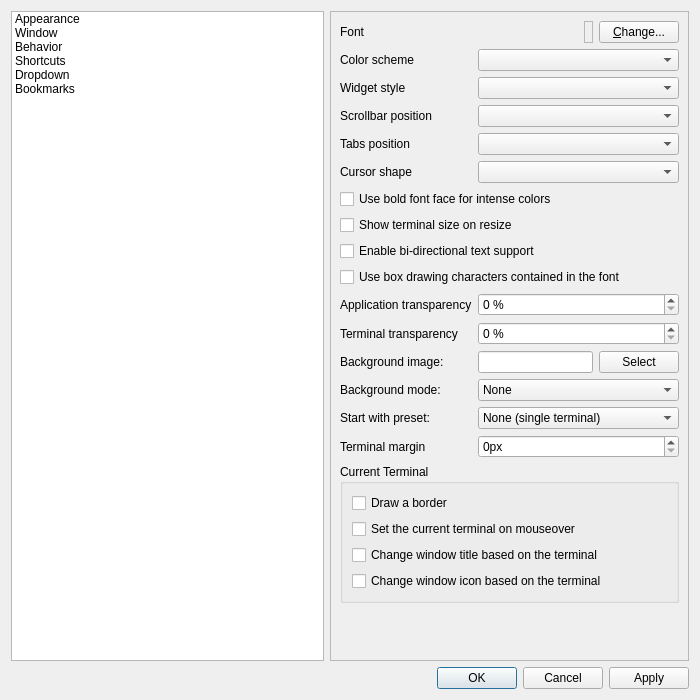
Qt form src/forms/propertiesdialog.ui (lxqt/qterminal) before a commit.
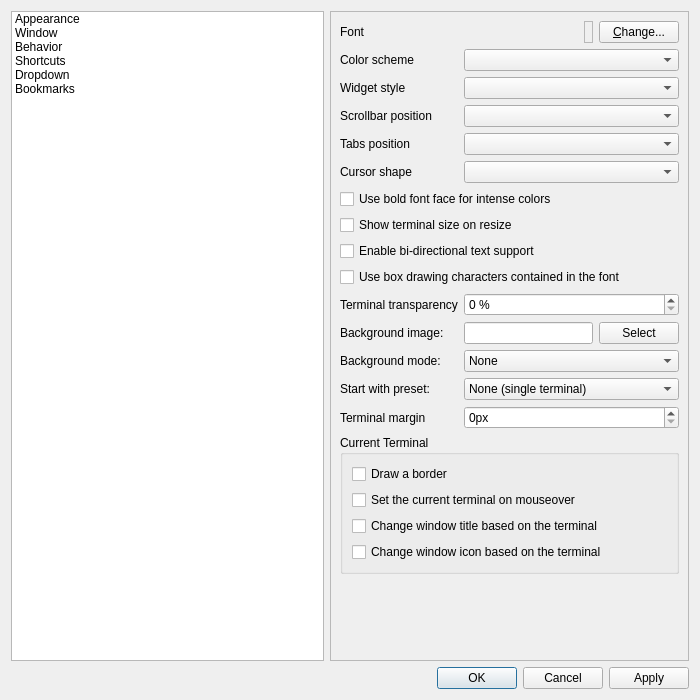
The same form after that commit. Icons and pictures are not drawn.

Commit message:
Removed app transparency (#1209)
At least for three reasons:
 1. App transparency isn't for normal windows — it may be used with "desktop widgets" like analog clocks, and even in those cases, it isn't a reliable way of having transparency;
 2. We have terminal transparency; and
 3. App transparency is only for X11, which, ironically, does not support transparency without a compositor.

Closes https://github.com/lxqt/qterminal/issues/1192

Diff of the .ui file:
```diff
--- a/src/forms/propertiesdialog.ui
+++ b/src/forms/propertiesdialog.ui
@@ -275,32 +275,6 @@
             </widget>
            </item>
            <item row="11" column="0">
-            <widget class="QLabel" name="appTransparencyLabel">
-             <property name="text">
-              <string>Application transparency</string>
-             </property>
-             <property name="buddy">
-              <cstring>appTransparencyBox</cstring>
-             </property>
-            </widget>
-           </item>
-           <item row="11" column="1">
-            <widget class="QSpinBox" name="appTransparencyBox">
-             <property name="suffix">
-              <string> %</string>
-             </property>
-             <property name="minimum">
-              <number>0</number>
-             </property>
-             <property name="maximum">
-              <number>99</number>
-             </property>
-             <property name="value">
-              <number>0</number>
-             </property>
-            </widget>
-           </item>
-           <item row="12" column="0">
             <widget class="QLabel" name="label">
              <property name="text">
               <string>Terminal transparency</string>
@@ -310,7 +284,7 @@
              </property>
             </widget>
            </item>
-           <item row="12" column="1">
+           <item row="11" column="1">
             <widget class="QSpinBox" name="termTransparencyBox">
              <property name="suffix">
               <string> %</string>
@@ -326,14 +300,14 @@
              </property>
             </widget>
            </item>
-           <item row="13" column="0">
+           <item row="12" column="0">
             <widget class="QLabel" name="label_13">
              <property name="text">
               <string>Background image:</string>
              </property>
             </widget>
            </item>
-           <item row="13" column="1">
+           <item row="12" column="1">
             <layout class="QHBoxLayout" name="horizontalLayout_3">
              <item>
               <widget class="QLineEdit" name="backgroundImageLineEdit"/>
@@ -347,14 +321,14 @@
              </item>
             </layout>
            </item>
-           <item row="14" column="0">
+           <item row="13" column="0">
             <widget class="QLabel" name="label_16">
              <property name="text">
               <string>Background mode:</string>
              </property>
             </widget>
            </item>
-           <item row="14" column="1">
+           <item row="13" column="1">
             <widget class="QComboBox" name="backgroundModecomboBox">
              <item>
               <property name="text">
@@ -383,7 +357,7 @@
              </item>
             </widget>
            </item>
-           <item row="15" column="0">
+           <item row="14" column="0">
             <widget class="QLabel" name="label_9">
              <property name="text">
               <string>Start with preset:</string>
@@ -393,7 +367,7 @@
              </property>
             </widget>
            </item>
-           <item row="15" column="1">
+           <item row="14" column="1">
             <widget class="QComboBox" name="terminalPresetComboBox">
              <item>
               <property name="text">
@@ -417,7 +391,7 @@
              </item>
             </widget>
            </item>
-           <item row="16" column="0">
+           <item row="15" column="0">
             <widget class="QLabel" name="label_15">
              <property name="text">
               <string>Terminal margin</string>
@@ -427,14 +401,14 @@
              </property>
             </widget>
            </item>
-           <item row="16" column="1">
+           <item row="15" column="1">
             <widget class="QSpinBox" name="terminalMarginSpinBox">
              <property name="suffix">
               <string>px</string>
              </property>
             </widget>
            </item>
-           <item row="17" column="0" colspan="2">
+           <item row="16" column="0" colspan="2">
             <widget class="QGroupBox" name="currentTerminal">
              <property name="title">
               <string>Current Terminal</string>
@@ -471,7 +445,7 @@
              </layout>
             </widget>
            </item>
-           <item row="18" column="0" colspan="2">
+           <item row="17" column="0" colspan="2">
             <spacer name="verticalSpacer_3">
              <property name="orientation">
               <enum>Qt::Vertical</enum>
```
The commit also changes 4 other files.
